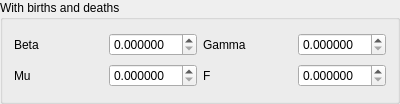
Above: epipy/ui/view/sirswbadgroupbox.ui from ckaus/EpiPy before the change. Below: the same form after it.
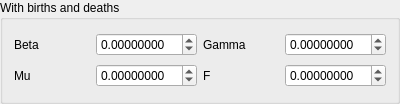
That is the form after the change.

Patch:
```diff
--- a/epipy/ui/view/sirswbadgroupbox.ui
+++ b/epipy/ui/view/sirswbadgroupbox.ui
@@ -27,14 +27,20 @@
    <item row="0" column="1">
     <widget class="QDoubleSpinBox" name="beta_spin_box">
      <property name="decimals">
-      <number>6</number>
+      <number>8</number>
      </property>
      <property name="minimum">
-      <double>0.000000000000000</double>
+      <double>-99.000000000000000</double>
+     </property>
+     <property name="maximum">
+      <double>99.000000000000000</double>
      </property>
      <property name="singleStep">
       <double>0.000001000000000</double>
      </property>
+     <property name="value">
+      <double>0.000000000000000</double>
+     </property>
     </widget>
    </item>
    <item row="0" column="2">
@@ -47,11 +53,20 @@
    <item row="0" column="3">
     <widget class="QDoubleSpinBox" name="gamma_spin_box">
      <property name="decimals">
-      <number>6</number>
+      <number>8</number>
+     </property>
+     <property name="minimum">
+      <double>-99.000000000000000</double>
+     </property>
+     <property name="maximum">
+      <double>99.000000000000000</double>
      </property>
      <property name="singleStep">
       <double>0.000001000000000</double>
      </property>
+     <property name="value">
+      <double>0.000000000000000</double>
+     </property>
     </widget>
    </item>
    <item row="1" column="0">
@@ -61,16 +76,6 @@
      </property>
     </widget>
    </item>
-   <item row="1" column="1">
-    <widget class="QDoubleSpinBox" name="mu_spin_box">
-     <property name="decimals">
-      <number>6</number>
-     </property>
-     <property name="singleStep">
-      <double>0.000001000000000</double>
-     </property>
-    </widget>
-   </item>
    <item row="1" column="2">
     <widget class="QLabel" name="f_label">
      <property name="text">
@@ -81,10 +86,38 @@
    <item row="1" column="3">
     <widget class="QDoubleSpinBox" name="f_spin_box">
      <property name="decimals">
-      <number>6</number>
+      <number>8</number>
      </property>
+     <property name="minimum">
+      <double>-99.000000000000000</double>
+     </property>
+     <property name="maximum">
+      <double>99.000000000000000</double>
+     </property>
      <property name="singleStep">
       <double>0.000001000000000</double>
+     </property>
+     <property name="value">
+      <double>0.000000000000000</double>
+     </property>
+    </widget>
+   </item>
+   <item row="1" column="1">
+    <widget class="QDoubleSpinBox" name="mu_spin_box">
+     <property name="decimals">
+      <number>8</number>
+     </property>
+     <property name="minimum">
+      <double>-99.000000000000000</double>
+     </property>
+     <property name="maximum">
+      <double>99.000000000000000</double>
+     </property>
+     <property name="singleStep">
+      <double>0.000001000000000</double>
+     </property>
+     <property name="value">
+      <double>0.000000000000000</double>
      </property>
     </widget>
    </item>
```
